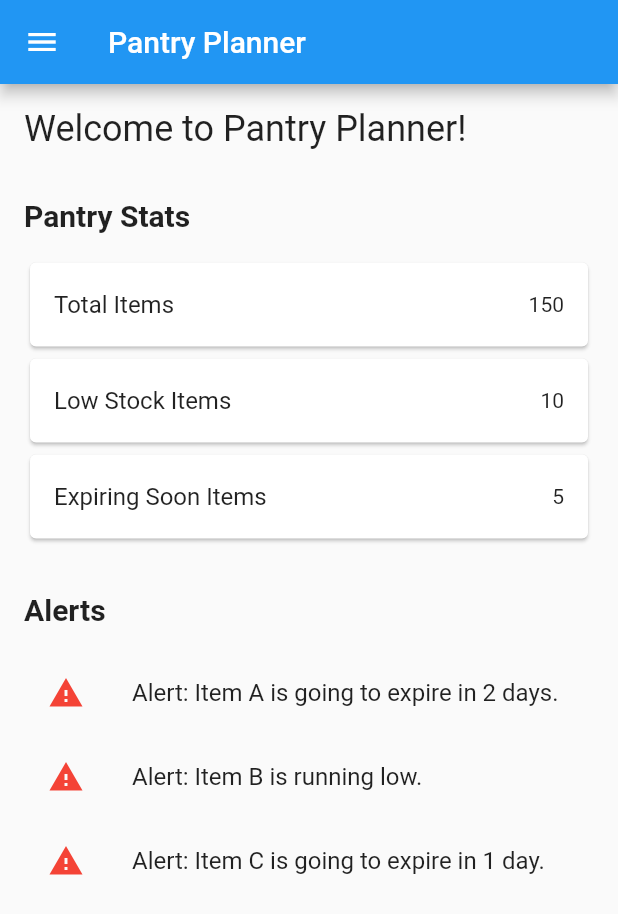
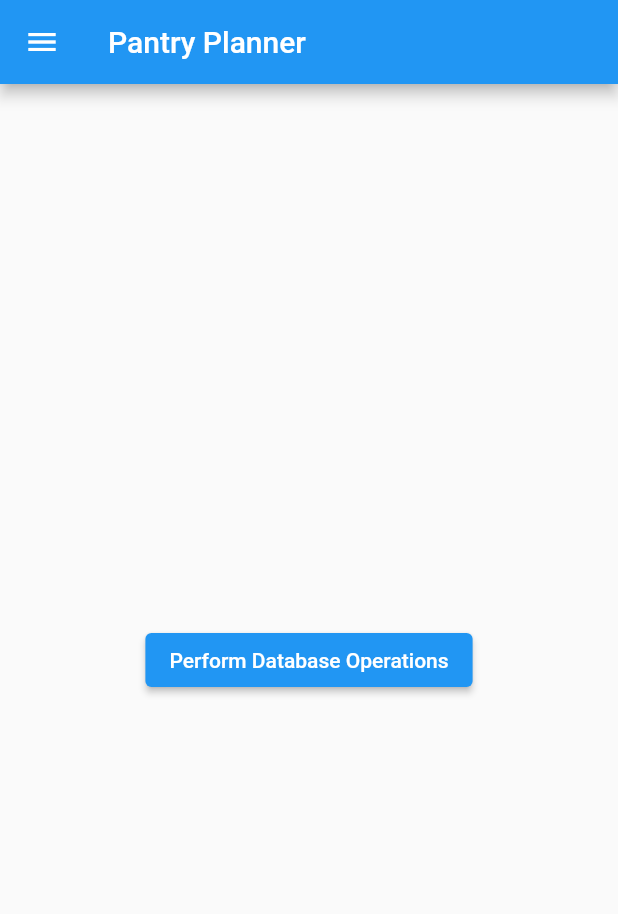
Before and after one commit to Henness0666/PantryPlanner, a Flutter app: the screen it shows after launch, on a phone screen of 412 x 824 dp. Shown: the top 914 px of the screen. Run offline on Flutter 3.47's test engine with Material 2 defaults, Android fonts, the phone set to English and light mode, and no system bars; our stand-ins replace sqflite; accounts and stored records are empty.

Commit message:
Added functional menu and start of database code.

```diff
--- /dev/null
+++ b/lib/Data Models/food_item.dart
@@ -0,0 +1,39 @@
+class FoodItem {
+  final int id;
+  final String name;
+  final int quantity;
+  final DateTime expiryDate;
+
+  FoodItem({
+    required this.id,
+    required this.name,
+    required this.quantity,
+    required this.expiryDate,
+  });
+
+  Map<String, dynamic> toMap() {
+    return {
+      'id': id,
+      'name': name,
+      'quantity': quantity,
+      'expiry_date': expiryDate.toIso8601String(),
+    };
+  }
+
+  // Implement toString to make it easier to see information about
+  // each food item when using the print statement.
+  @override
+  String toString() {
+    return 'Dog{id: $id, name: $name, quantity: $quantity, expiry_date: $expiryDate}';
+  }
+
+  // Add a factory constructor to convert a Map to a FoodItem object
+  factory FoodItem.fromMap(Map<String, dynamic> map) {
+    return FoodItem(
+      id: map['id'],
+      name: map['name'],
+      quantity: map['quantity'],
+      expiryDate: DateTime.parse(map['expiry_date']),
+    );
+  }
+}
--- a/lib/main.dart
+++ b/lib/main.dart
@@ -1,6 +1,13 @@
 import 'package:flutter/material.dart';
+import 'package:sqflite/sqflite.dart';
+import 'Data Models/food_item.dart';
+import 'database.dart';
 
 void main() {
+  // Avoid errors caused by flutter upgrade.
+  // Importing 'package:flutter/widgets.dart' is required.
+  WidgetsFlutterBinding.ensureInitialized();
+  final db = openDatabase('0');
   runApp(MyApp());
 }
 
@@ -22,6 +29,8 @@ class HomeScreen extends StatelessWidget {
   final int totalItems = 150;
   final int lowStockItems = 10;
   final int expiringSoonItems = 5;
+
+  get dbHelper => null;
 
   @override
   Widget build(BuildContext context) {
@@ -78,60 +87,40 @@ class HomeScreen extends StatelessWidget {
           ],
         ),
       ),
-      body: Padding(
-        padding: const EdgeInsets.all(16.0),
-        child: Column(
-          crossAxisAlignment: CrossAxisAlignment.stretch,
-          children: [
-            Text(
-              'Welcome to Pantry Planner!',
-              style: TextStyle(fontSize: 24),
-            ),
-            SizedBox(height: 32),
-            Text(
-              'Pantry Stats',
-              style: TextStyle(fontSize: 20, fontWeight: FontWeight.bold),
-            ),
-            SizedBox(height: 16),
-            Card(
-              child: ListTile(
-                title: Text('Total Items'),
-                trailing: Text(totalItems.toString()),
-              ),
-            ),
-            Card(
-              child: ListTile(
-                title: Text('Low Stock Items'),
-                trailing: Text(lowStockItems.toString()),
-              ),
-            ),
-            Card(
-              child: ListTile(
-                title: Text('Expiring Soon Items'),
-                trailing: Text(expiringSoonItems.toString()),
-              ),
-            ),
-            SizedBox(height: 32),
-            Text(
-              'Alerts',
-              style: TextStyle(fontSize: 20, fontWeight: FontWeight.bold),
-            ),
-            SizedBox(height: 16),
-            // Replace the following Text widgets with actual alerts and low food items
-            ListTile(
-              leading: Icon(Icons.warning, color: Colors.red),
-              title: Text('Alert: Item A is going to expire in 2 days.'),
-            ),
-            ListTile(
-              leading: Icon(Icons.warning, color: Colors.red),
-              title: Text('Alert: Item B is running low.'),
-            ),
-            ListTile(
-              leading: Icon(Icons.warning, color: Colors.red),
-              title: Text('Alert: Item C is going to expire in 1 day.'),
-            ),
-            // Add more alerts as needed
-          ],
+
+      body: Center(
+        child: ElevatedButton(
+          onPressed: () async {
+            // Example of adding a new food item to the database
+            final newFoodItem = FoodItem(
+              name: 'Milk',
+              quantity: 1,
+              expiryDate: DateTime.now().add(const Duration(days: 7)), id: 0,
+            );
+            int insertedId = await dbHelper.insertFoodItem(newFoodItem);
+
+            // Example of getting all food items from the database
+            List<FoodItem> allFoodItems = await dbHelper.getAllFoodItems();
+            allFoodItems.forEach((foodItem) {
+              print('Food Item: ${foodItem.name}, Expiry Date: ${foodItem.expiryDate}');
+            });
+
+            // Example of updating a food item in the database
+            final updatedFoodItem = FoodItem(
+              id: insertedId,
+              name: 'Milk',
+              quantity: 2,
+              expiryDate: DateTime.now().add(Duration(days: 14)),
+            );
+            await dbHelper.updateFoodItem(updatedFoodItem);
+
+            // Example of deleting a food item from the database
+            await dbHelper.deleteFoodItem(insertedId);
+
+            // Close the database when it's no longer needed
+            dbHelper.closeDatabase();
+          },
+          child: Text('Perform Database Operations'),
         ),
       ),
     );
@@ -189,3 +178,44 @@ class NutritionAnalysisScreen extends StatelessWidget {
     );
   }
 }
+
+// testDatabase () async {
+
+
+//   // Create a FoodItem and add it to the items table
+//   var fido = FoodItem(
+//     id: 0,
+//     name: 'Bones',
+//     quantity: 35,
+//     expiryDate: DateTime.parse('01/01/2200'),
+//   );
+
+//   await insertFoodItem(fido);
+
+//   // Now, use the method above to retrieve all the items.
+//   if (kDebugMode) {
+//     print(await items());
+//   } // Prints a list that include Fido.
+
+//   // Update Fido's age and save it to the database.
+//   fido = FoodItem(
+//     id: fido.id,
+//     name: fido.name,
+//     quantity: fido.quantity - 5,
+//     expiryDate: fido.expiryDate,
+//   );
+//   await updateFoodItem(fido);
+
+//   // Print the updated results.
+//   if (kDebugMode) {
+//     print(await items());
+//   } // Prints Fido with age 42.
+
+//   // Delete Fido from the database.
+//   await deleteFoodItem(fido.id);
+
+//   // Print the list of items (empty).
+//   if (kDebugMode) {
+//     print(await items());
+//   }
+// }
--- a/pubspec.yaml
+++ b/pubspec.yaml
@@ -35,6 +35,7 @@ dependencies:
   # The following adds the Cupertino Icons font to your application.
   # Use with the CupertinoIcons class for iOS style icons.
   cupertino_icons: ^1.0.2
+  sqflite: ^2.2.8+4
 
 dev_dependencies:
   flutter_test:
```
Also changed, not shown: lib/database.dart (added, +95 -0 lines), pubspec.lock, 1 other file.
